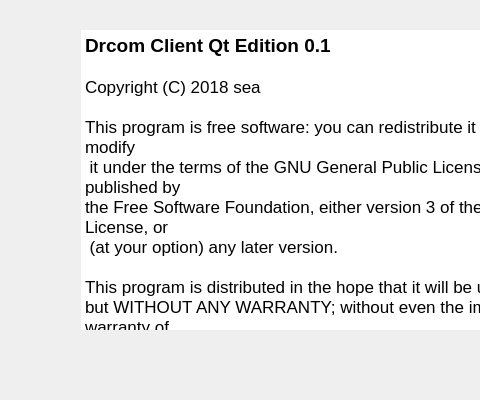
Above: aboutdialog.ui from suransea/jlu-drcom-qt before the change; both pictures show x 139 to 619 and y 0 to 400 of the 750 by 400 pixel window. Below: the same form after it.
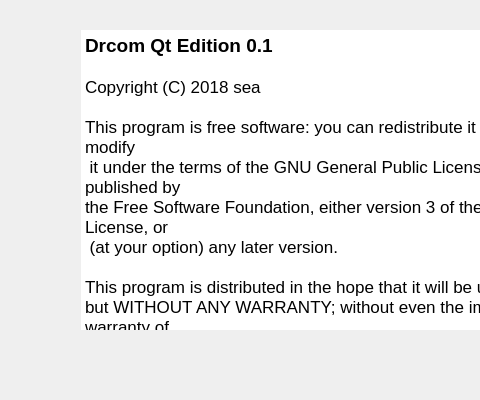
That is the form after the change. Icons and pictures are not drawn.

Commit message: rename project

```diff
--- a/aboutdialog.ui
+++ b/aboutdialog.ui
@@ -528,7 +528,7 @@
 &lt;html&gt;&lt;head&gt;&lt;meta name=&quot;qrichtext&quot; content=&quot;1&quot; /&gt;&lt;style type=&quot;text/css&quot;&gt;
 p, li { white-space: pre-wrap; }
 &lt;/style&gt;&lt;/head&gt;&lt;body style=&quot; font-family:'.AppleSystemUIFont'; font-size:13pt; font-weight:400; font-style:normal;&quot;&gt;
-&lt;p style=&quot; margin-top:0px; margin-bottom:0px; margin-left:0px; margin-right:0px; -qt-block-indent:0; text-indent:0px;&quot;&gt;&lt;span style=&quot; font-family:'Helvetica Neue'; font-size:14pt; font-weight:600;&quot;&gt;Drcom Client Qt Edition 0.1&lt;/span&gt;&lt;/p&gt;
+&lt;p style=&quot; margin-top:0px; margin-bottom:0px; margin-left:0px; margin-right:0px; -qt-block-indent:0; text-indent:0px;&quot;&gt;&lt;span style=&quot; font-family:'Helvetica Neue'; font-size:14pt; font-weight:600;&quot;&gt;Drcom Qt Edition 0.1&lt;/span&gt;&lt;/p&gt;
 &lt;p style=&quot;-qt-paragraph-type:empty; margin-top:0px; margin-bottom:0px; margin-left:0px; margin-right:0px; -qt-block-indent:0; text-indent:0px; font-family:'Helvetica Neue'; font-weight:600;&quot;&gt;&lt;br /&gt;&lt;/p&gt;
 &lt;p style=&quot; margin-top:0px; margin-bottom:0px; margin-left:0px; margin-right:0px; -qt-block-indent:0; text-indent:0px;&quot;&gt;&lt;span style=&quot; font-family:'Helvetica Neue';&quot;&gt;Copyright (C) 2018 sea&lt;/span&gt;&lt;/p&gt;
 &lt;p style=&quot;-qt-paragraph-type:empty; margin-top:0px; margin-bottom:0px; margin-left:0px; margin-right:0px; -qt-block-indent:0; text-indent:0px; font-family:'Helvetica Neue';&quot;&gt;&lt;br /&gt;&lt;/p&gt;
```
The commit also changes 2 other files.
